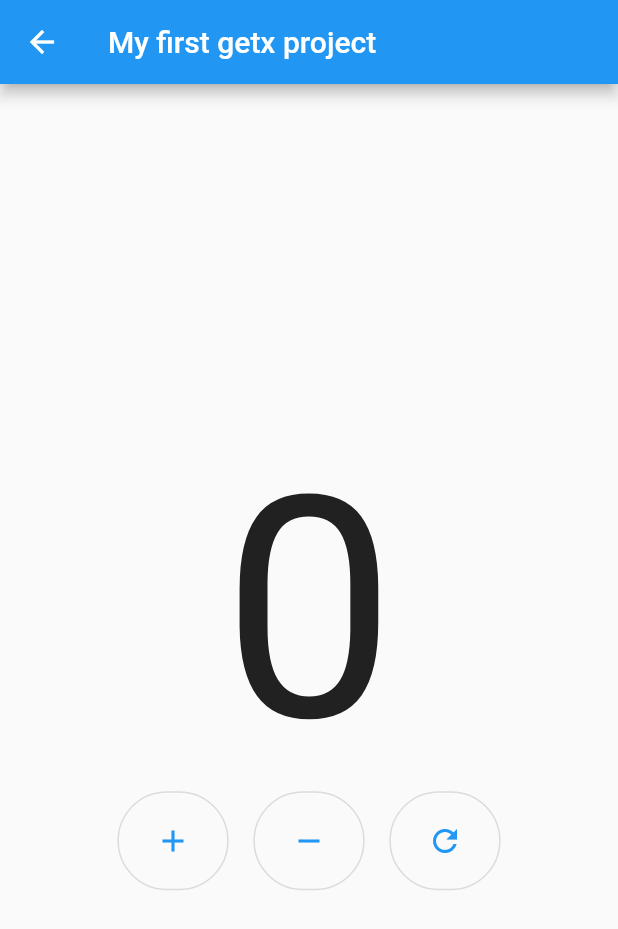
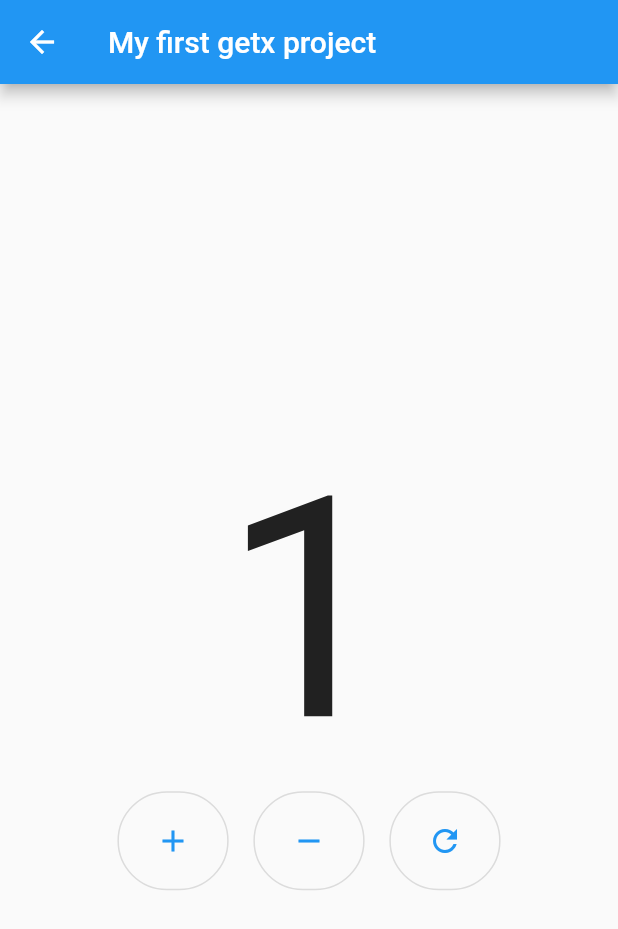
Before and after one commit to RickyJian/arc, a Flutter app: the CounterPage screen opened directly, after a tap on the "add" icon, on a phone screen of 412 x 824 dp. Shown: the top 929 px of the screen. Run offline on Flutter 3.47's test engine with Material 2 defaults, Android fonts, the phone set to English and light mode, and no system bars; our stand-ins replace bloc, equatable, flutter_bloc, flutter_swiper, get, rxdart and 2 more.

```diff
--- /dev/null
+++ b/getx_counter/lib/module/counter/counter.dart
@@ -0,0 +1,2 @@
+export 'controller.dart';
+export 'page.dart';
--- a/getx_counter/lib/module/counter/page.dart
+++ b/getx_counter/lib/module/counter/page.dart
@@ -1,8 +1,13 @@
 import 'package:flutter/material.dart';
+import 'package:get/get.dart';
+import 'package:get/get_state_manager/src/rx_flutter/rx_getx_widget.dart';
+import 'package:getx_counter/module/counter/controller.dart';
 import 'package:sizer/sizer.dart';
 
 class CounterPage extends StatelessWidget {
-  const CounterPage({Key? key}) : super(key: key);
+  final CounterController c = Get.put(CounterController());
+
+  CounterPage({Key? key}) : super(key: key);
 
   @override
   Widget build(BuildContext context) {
@@ -15,21 +20,33 @@ class CounterPage extends StatelessWidget {
           mainAxisAlignment: MainAxisAlignment.center,
           children: <Widget>[
             SizedBox(
-              child: Text(
-                '0',
-                style: TextStyle(
-                  fontSize: 150.sp,
+              child: GetX<CounterController>(
+                init: CounterController(),
+                builder: (info) => Text(
+                  '${info.counter.value}',
+                  style: TextStyle(
+                    fontSize: 150.sp,
+                  ),
                 ),
               ),
             ),
             Row(
               mainAxisAlignment: MainAxisAlignment.center,
               children: <Widget>[
-                _button(icon: Icons.add),
+                _button(
+                  icon: Icons.add,
+                  onPressed: c.increase,
+                ),
                 _partition(),
-                _button(icon: Icons.remove),
+                _button(
+                  icon: Icons.remove,
+                  onPressed: c.decrease,
+                ),
                 _partition(),
-                _button(icon: Icons.refresh),
+                _button(
+                  icon: Icons.refresh,
+                  onPressed: c.reset,
+                ),
               ],
             )
           ],
@@ -38,7 +55,7 @@ class CounterPage extends StatelessWidget {
     );
   }
 
-  Widget _button({required IconData icon}) {
+  Widget _button({required IconData? icon, required VoidCallback? onPressed}) {
     return SizedBox(
       height: 8.h,
       width: 18.w,
@@ -51,7 +68,7 @@ class CounterPage extends StatelessWidget {
           ),
         ),
         child: Icon(icon),
-        onPressed: () => {},
+        onPressed: onPressed,
       ),
     );
   }
```
